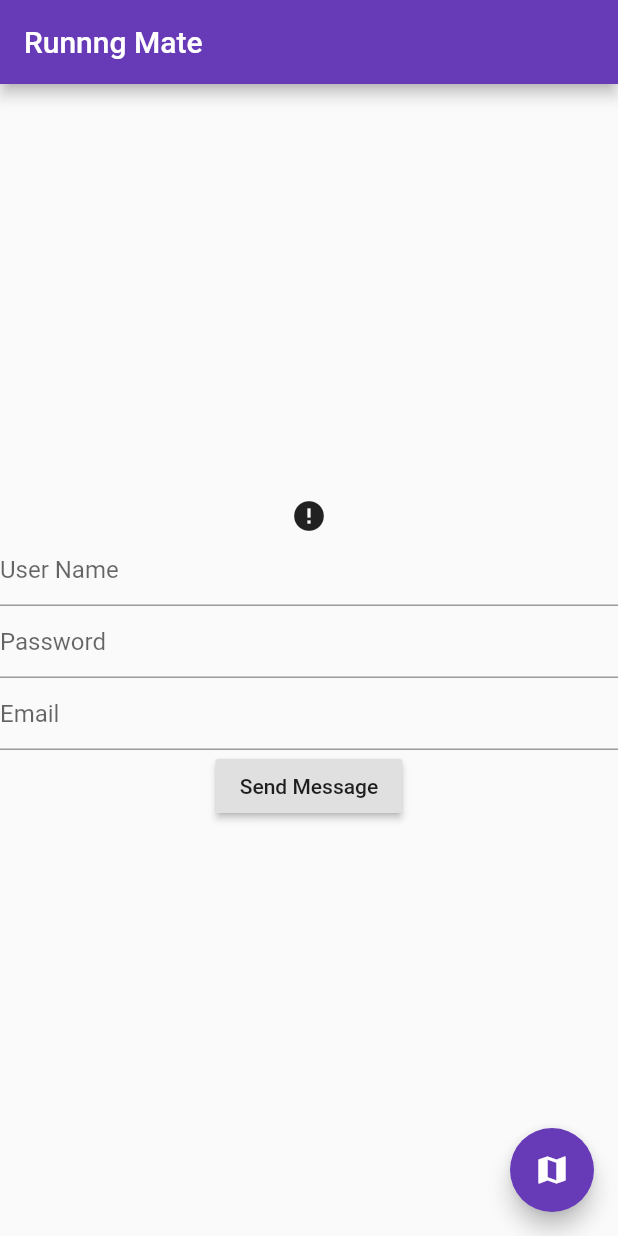
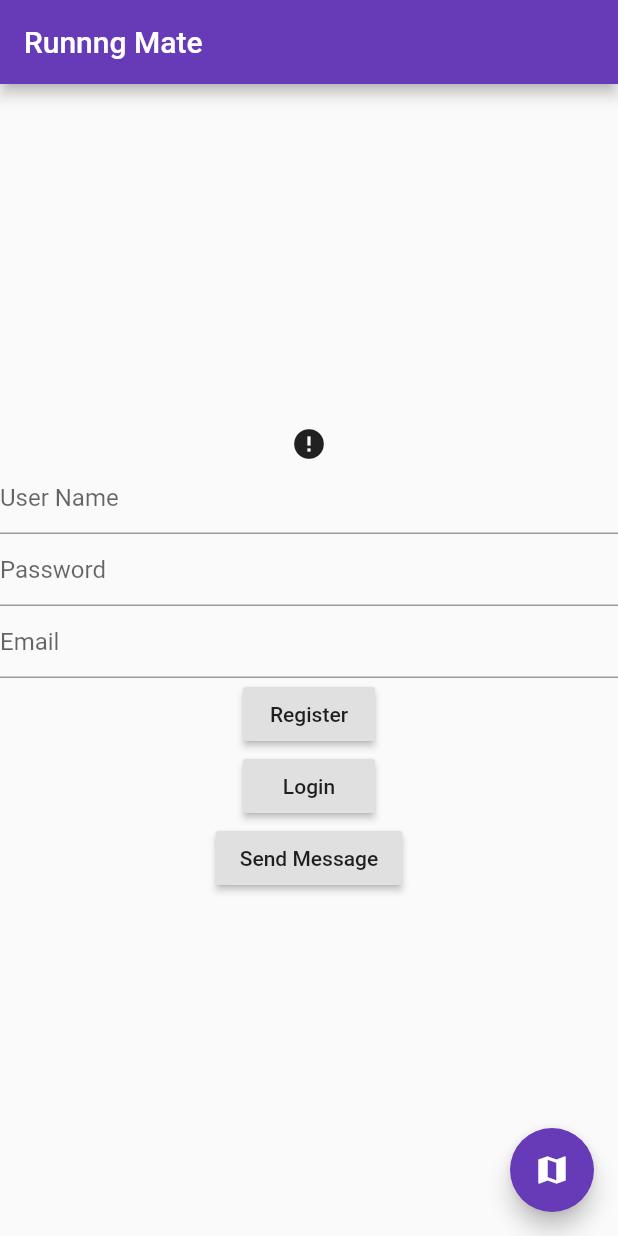
Before and after one commit to awrigh206/RunningMate, a Flutter app: the screen it shows after launch, after a tap on "Send Message", on a phone screen of 412 x 824 dp. Run offline on Flutter 3.47's test engine with Material 2 defaults, Android fonts, the phone set to English and light mode, and no system bars; our stand-ins replace geolocator, google_maps_flutter, location.

Commit message:
Added new interface to test login and register functions

```diff
--- a/lib/Helpers/TcpHelper.dart
+++ b/lib/Helpers/TcpHelper.dart
@@ -5,7 +5,7 @@ import 'package:application/Models/Payload.dart';
 import 'package:application/Models/User.dart';
 
 class TcpHelper {
-  Future<String> sendToServer(User user) async {
+  Future<String> sendToServer(User user, String operation) async {
     String answer;
     Socket socket = await Socket.connect('82.23.232.59', 9090);
     print('connected');
@@ -13,7 +13,7 @@ class TcpHelper {
     //send message to the socket
     //socket.write(utf8.encode(message));
     //Payload payloadMessage = new Payload(message);
-    socket.write(new Payload(user.toJson(), '"login"').toJson());
+    socket.write(new Payload(user.toJson(), '"' + operation + '"').toJson());
 
     //Establish the onData, and onDone callbacks
     socket.listen((data) {
--- a/lib/main.dart
+++ b/lib/main.dart
@@ -144,14 +144,34 @@ class _MyHomePageState extends State<MyHomePage> {
                       hintText: 'Email',
                     ),
                   ),
+                  RaisedButton(
+                    onPressed: () {
+                      tcp.sendToServer(
+                          new User(userNameController.text,
+                              passwordController.text, emailController.text),
+                          "register");
+                    },
+                    child: Text("Register"),
+                  ),
+                  RaisedButton(
+                    onPressed: () {
+                      tcp.sendToServer(
+                          new User(userNameController.text,
+                              passwordController.text, emailController.text),
+                          "login");
+                    },
+                    child: Text("Login"),
+                  ),
                 ],
               ),
             ),
             RaisedButton(
                 child: Text("Send Message"),
                 onPressed: () {
-                  tcp.sendToServer(new User(userNameController.text,
-                      passwordController.text, emailController.text));
+                  tcp.sendToServer(
+                      new User(userNameController.text, passwordController.text,
+                          emailController.text),
+                      "login");
                 }),
           ],
         ),
```
